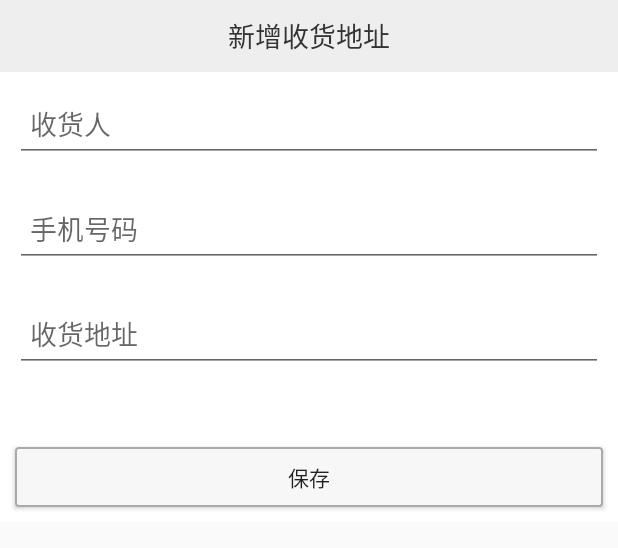
After one commit to PinTeh/ByteMarket, an Android app: the layout activity_new_address.xml on its own in the app's theme, with its tools: preview values and no code run, on a phone screen of 412 x 824 dp. The commit adds this screen. Shown: the top 548 px of the screen. Run offline under Robolectric (Android 15) with nearby library versions, the phone set to English and light mode, and no system bars.

Commit message:
完善收货地址功能

```diff
--- a/app/build.gradle
+++ b/app/build.gradle
@@ -64,7 +64,7 @@ dependencies {
     //图片选择器 2.3.2
     implementation 'com.github.LuckSiege.PictureSelector:picture_library:v2.2.9'
     // Glide
-    implementation 'com.github.bumptech.glide:glide:4.9.0'
+    implementation 'com.github.bumptech.glide:glide:4.10.0'
     //轮播
     implementation 'cn.bingoogolapple:bga-banner:3.0.0'
     implementation 'com.android.support:design:29.0.0'
@@ -80,4 +80,6 @@ dependencies {
     implementation 'com.github.ybq:Android-SpinKit:1.4.0'
 
     implementation 'top.zibin:Luban:1.1.8'
+
+    implementation 'com.lxj:xpopup:1.8.10-x'
 }
--- /dev/null
+++ b/app/src/main/res/layout/activity_new_address.xml
@@ -0,0 +1,72 @@
+<?xml version="1.0" encoding="utf-8"?>
+<LinearLayout xmlns:android="http://schemas.android.com/apk/res/android"
+    android:layout_width="match_parent"
+    android:layout_height="wrap_content"
+    android:orientation="vertical"
+    android:background="@color/colorPrimary"
+    android:focusable="false"
+    android:focusableInTouchMode="false"
+    >
+
+    <TextView
+        android:layout_width="match_parent"
+        android:layout_height="48dp"
+        android:gravity="center"
+        android:textSize="18sp"
+        android:text="新增收货地址"
+        android:background="#eee"
+        android:textColor="#333"
+        android:focusable="true"
+        android:focusableInTouchMode="true"
+        />
+
+    <LinearLayout
+        android:layout_width="match_parent"
+        android:layout_height="wrap_content"
+        android:orientation="vertical"
+        android:padding="10dp"
+        >
+
+        <EditText
+            android:id="@+id/et_address_new_receiver"
+            android:layout_width="match_parent"
+            android:layout_height="50dp"
+            android:inputType="text"
+            android:hint="收货人"
+            android:layout_marginBottom="20dp"
+            android:paddingLeft="10dp"
+            android:maxLines="1"/>
+
+        <EditText
+            android:id="@+id/et_address_new_phone"
+            android:layout_width="match_parent"
+            android:layout_height="50dp"
+            android:layout_gravity="center"
+            android:inputType="phone"
+            android:layout_marginBottom="20dp"
+            android:hint="手机号码"
+            android:paddingLeft="10dp"
+            android:maxLines="1"/>
+
+        <EditText
+            android:id="@+id/et_address_new_address"
+            android:layout_width="match_parent"
+            android:layout_height="50dp"
+            android:layout_marginBottom="30dp"
+            android:hint="收货地址"
+            android:paddingLeft="10dp"
+            android:maxLines="1"/>
+
+    </LinearLayout>
+
+
+    <Button
+        android:id="@+id/bt_address_new_save"
+        android:layout_width="match_parent"
+        android:layout_height="40dp"
+        android:background="@drawable/border_add_photo"
+        android:layout_margin="10dp"
+        android:text="保存"/>
+
+
+</LinearLayout>
```
Also changed, not shown: app/src/main/AndroidManifest.xml (+3 -6 lines), app/src/main/java/cn/imhtb/bytemarket/bean/Address.java (renamed from app/src/main/java/cn/imhtb/bytemarket/bean/AddressEntity.java, +22 -2 lines), app/src/main/java/cn/imhtb/bytemarket/common/Api.java (+21 -22 lines), app/src/main/java/cn/imhtb/bytemarket/ui/activity/AddressActivity.java (+133 -8 lines), app/src/main/java/cn/imhtb/bytemarket/ui/adapter/AddressAdapter.java (+30 -11 lines), app/src/main/java/cn/imhtb/bytemarket/ui/custom/NewAddressPopup.java (added, +120 -0 lines).
